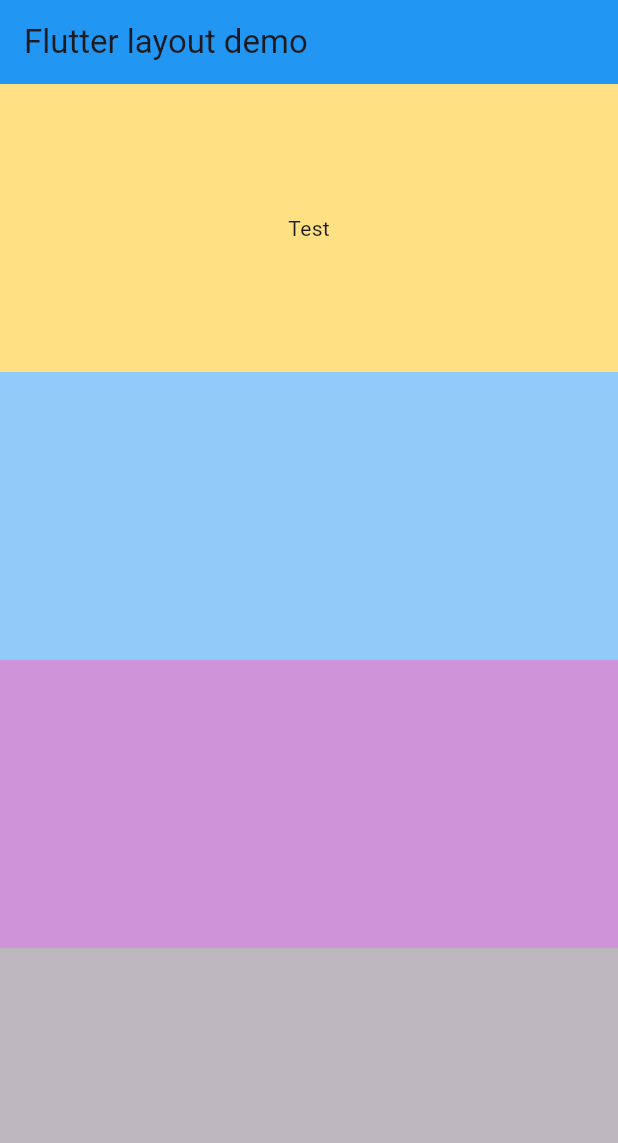
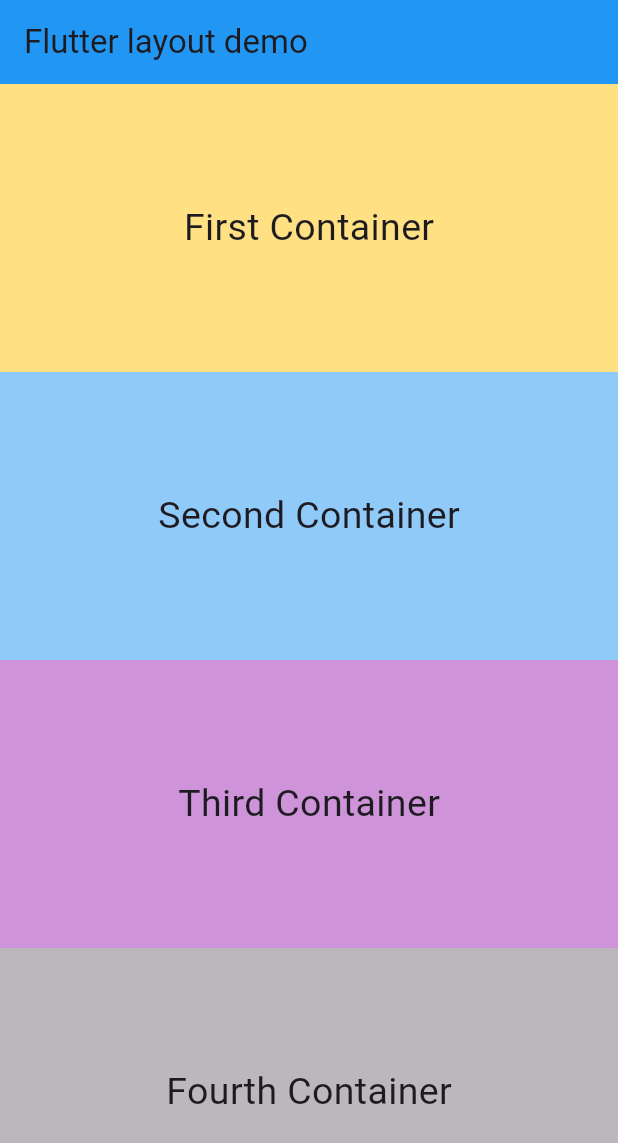
Before and after one commit to achievekogul/FlutterApp, a Flutter app: the screen it shows after launch, on a phone screen of 412 x 824 dp. Shown: the top 1143 px of the screen. Run offline on Flutter 3.47's test engine with Material 2 defaults, Android fonts, the light colour scheme and no system bars.

Commit message:
Container Color section

```diff
--- a/lib/main.dart
+++ b/lib/main.dart
@@ -22,34 +22,56 @@ class MyApp extends StatelessWidget {
               title: const Text('Flutter layout demo'),
               backgroundColor: Colors.blue,
             ),
-            body: Column(
-                children: <Widget>[
+            body: Column(children: <Widget>[
               Expanded(
                 child: Container(
                   alignment: Alignment.center,
-                    child: Text('Test'),
                   width: double.infinity,
                   height: double.infinity,
-                    color: Colors.amber[200]),
+                  color: Colors.amber[200],
+                  child: const Text(
+                    "First Container",
+                    style: TextStyle(fontSize: 25),
+                  ),
+                ),
               ),
               Expanded(
                 child: Container(
+                  alignment: Alignment.center,
                   width: double.infinity,
                   height: double.infinity,
-                    color: Colors.blue[200]),
+                  color: Colors.blue[200],
+                  child: const Text(
+                    "Second Container",
+                    style: TextStyle(fontSize: 25),
+                  ),
+                ),
               ),
               Expanded(
                 child: Container(
+                  alignment: Alignment.center,
                   width: double.infinity,
                   height: double.infinity,
-                    color: Colors.purple[200]),
+                  color: Colors.purple[200],
+                  child: const Text(
+                    "Third Container",
+                    style: TextStyle(fontSize: 25),
+                  ),
+                ),
               ),
               Expanded(
                   child: Container(
+                      alignment: Alignment.center,
                       width: double.infinity,
                       height: double.infinity,
-                    color: Colors.black26),
-              ),
-            ])));
+                      color: Colors.black26,
+                      child: const Text(
+                        "Fourth Container",
+                        style: TextStyle(fontSize: 25),
+                      )))
+            ]
+            )
+        )
+    );
   }
 }
```
Lines whose indentation alone changed are shown as unchanged.
